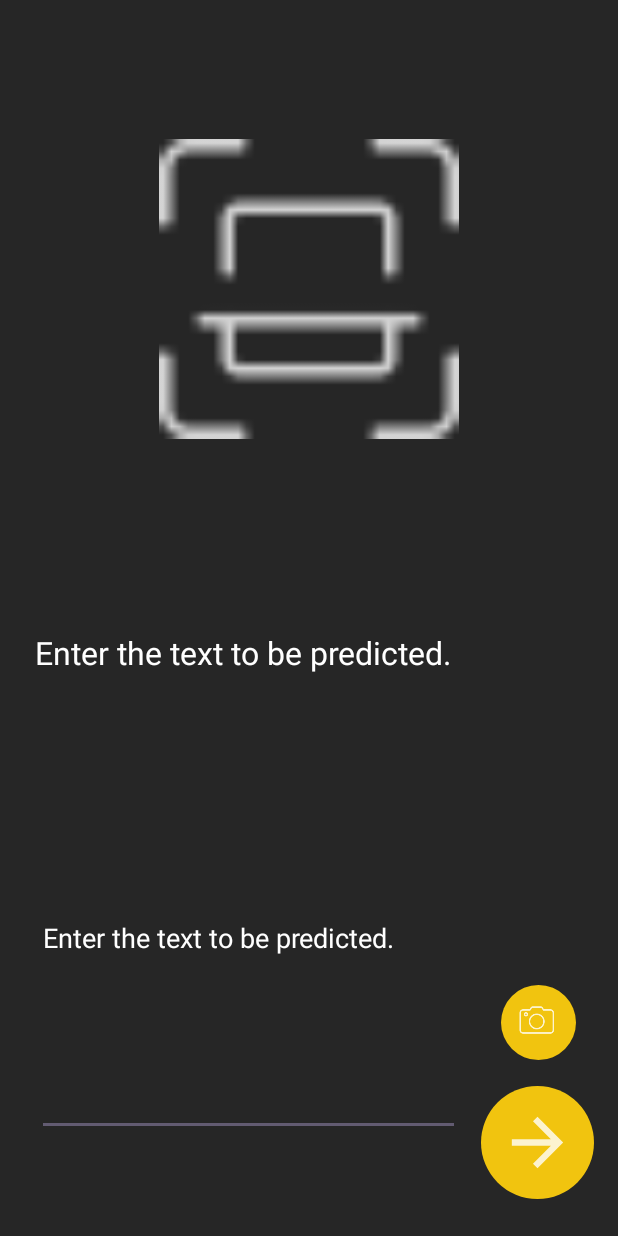
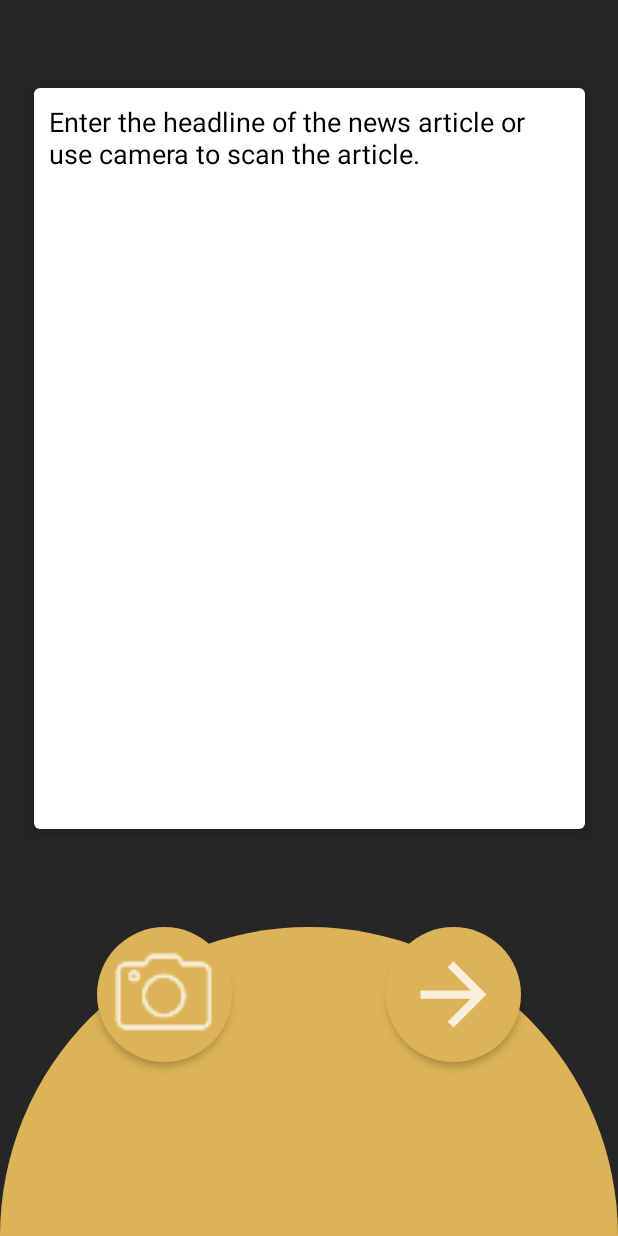
Before and after one commit to ZartDrag/HoaxHound, an Android app: the screen it shows after launch (CameraDetect), on a phone screen of 412 x 824 dp. Run offline under Robolectric (Android 15) with nearby library versions, the phone set to English and light mode, and no system bars; libraries missing offline, so code that uses them is left out: com.google.firebase.ml.

Commit message:
UI OP now

```diff
--- a/app/build.gradle.kts
+++ b/app/build.gradle.kts
@@ -5,12 +5,12 @@ plugins {
 
 android {
     namespace = "com.example.hoaxhound"
-    compileSdk = 33
+    compileSdk = 34
 
     defaultConfig {
         applicationId = "com.example.hoaxhound"
         minSdk = 25
-        targetSdk = 33
+        targetSdk = 34
         versionCode = 1
         versionName = "1.0"
 
--- a/app/src/main/java/com/example/hoaxhound/ApiResponseModel.java
+++ b/app/src/main/java/com/example/hoaxhound/ApiResponseModel.java
@@ -11,7 +11,7 @@ public class ApiResponseModel {
         return response;
     }
 
-//    public void setResponse(String key1) {
-//        this.response = key1;
-//    }
+    public void setResponse(String key1) {
+        this.response = key1;
+    }
 }
--- a/app/src/main/java/com/example/hoaxhound/CameraDetect.java
+++ b/app/src/main/java/com/example/hoaxhound/CameraDetect.java
@@ -17,6 +17,7 @@ import android.os.Bundle;
 import android.provider.MediaStore;
 import android.util.Log;
 import android.view.View;
+import android.view.ViewGroup;
 import android.widget.EditText;
 import android.widget.ImageView;
 import android.widget.LinearLayout;
@@ -58,6 +59,16 @@ public class CameraDetect extends AppCompatActivity {
         captureBtn.setOnClickListener(view -> checkCameraPermission());
         Loading = findViewById(R.id.loading_bar);
         predictBtn.setOnClickListener(v -> predictText());
+
+        int screenHeight = getResources().getDisplayMetrics().heightPixels;
+        ViewGroup.MarginLayoutParams params = (ViewGroup.MarginLayoutParams) TextBox.getLayoutParams();
+        params.height = (int) (screenHeight * 0.6);
+        TextBox.setLayoutParams(params);
+
+        TextView semicircle = findViewById(R.id.textView);
+        params = (ViewGroup.MarginLayoutParams) semicircle.getLayoutParams();
+        params.height = (int) (screenHeight * 0.25);
+        semicircle.setLayoutParams(params);
     }
 
 //    static final int REQUEST_IMAGE_CAPTURE = 1;
--- /dev/null
+++ b/app/src/main/res/drawable/box_shadow.xml
@@ -0,0 +1,79 @@
+<?xml version="1.0" encoding="utf-8"?>
+<layer-list xmlns:android="http://schemas.android.com/apk/res/android">
+
+    <!-- Drop Shadow Stack -->
+<!--    <item>-->
+<!--        <shape>-->
+<!--            <corners android:radius="4dp" />-->
+
+<!--            <padding-->
+<!--                android:bottom="2dp"-->
+<!--                android:left="2dp"-->
+<!--                android:right="2dp"-->
+<!--                android:top="2dp" />-->
+
+<!--            <solid android:color="#20000000" /> &lt;!&ndash; Darker shadow color for black background &ndash;&gt;-->
+<!--        </shape>-->
+<!--    </item>-->
+<!--    <item>-->
+<!--        <shape>-->
+<!--            <corners android:radius="4dp" />-->
+
+<!--            <padding-->
+<!--                android:bottom="2dp"-->
+<!--                android:left="2dp"-->
+<!--                android:right="2dp"-->
+<!--                android:top="2dp" />-->
+
+<!--            <solid android:color="@color/matte_black" /> &lt;!&ndash; Darker shadow color for black background &ndash;&gt;-->
+<!--        </shape>-->
+<!--    </item>-->
+<!--    <item>-->
+<!--        <shape>-->
+<!--            <corners android:radius="4dp" />-->
+
+<!--            <padding-->
+<!--                android:bottom="2dp"-->
+<!--                android:left="2dp"-->
+<!--                android:right="2dp"-->
+<!--                android:top="2dp" />-->
+
+<!--            <solid android:color="#40d5d5d5" />-->
+<!--        </shape>-->
+<!--    </item>-->
+<!--    <item>-->
+<!--        <shape>-->
+<!--            <corners android:radius="6dp" />-->
+
+<!--            <padding-->
+<!--                android:bottom="2dp"-->
+<!--                android:left="2dp"-->
+<!--                android:right="2dp"-->
+<!--                android:top="2dp" />-->
+
+<!--            <solid android:color="#50cbcbcb" />-->
+<!--        </shape>-->
+<!--    </item>-->
+<!--    <item>-->
+<!--        <shape>-->
+<!--            <corners android:radius="4dp" />-->
+
+<!--            <padding-->
+<!--                android:bottom="2dp"-->
+<!--                android:left="2dp"-->
+<!--                android:right="2dp"-->
+<!--                android:top="2dp" />-->
+
+<!--            <solid android:color="#70bababa" />-->
+<!--        </shape>-->
+<!--    </item>-->
+
+<!--    &lt;!&ndash; Background &ndash;&gt;-->
+    <item>
+        <shape>
+            <solid android:color="#FFFFFF" /> <!-- Adjusted to black -->
+            <corners android:radius="4dp" />
+        </shape>
+    </item>
+
+</layer-list>
--- /dev/null
+++ b/app/src/main/res/drawable/semicircle.xml
@@ -0,0 +1,12 @@
+<?xml version="1.0" encoding="utf-8"?>
+<shape
+    xmlns:android="http://schemas.android.com/apk/res/android"
+    android:shape="rectangle">
+    <solid android:color="@color/gold"/>
+    <size
+        android:width="10dp"
+        android:height="5dp"/>
+    <corners
+        android:topLeftRadius="300dp"
+        android:topRightRadius="300dp"/>
+</shape>
--- a/app/src/main/res/layout/activity_camera_detect.xml
+++ b/app/src/main/res/layout/activity_camera_detect.xml
@@ -9,92 +9,115 @@
 
     <ImageView
         android:id="@+id/pic_view"
+        android:elevation="3dp"
         android:layout_width="200dp"
         android:layout_height="200dp"
+        app:layout_constraintBottom_toBottomOf="@+id/textView"
+        app:layout_constraintEnd_toEndOf="parent"
+        app:layout_constraintHorizontal_bias="0.497"
+        app:layout_constraintStart_toStartOf="parent"
+        app:layout_constraintTop_toTopOf="parent"
+        app:layout_constraintVertical_bias="0.862"
         android:contentDescription="@string/image_scanner"
-        android:src="@drawable/image_icon"
+        />
+
+
+    <EditText
+        android:padding="10sp"
+        android:id="@+id/detected_text"
+        android:layout_width="367dp"
+        android:layout_height="347dp"
+        android:layout_margin="21dp"
+        android:autofillHints="@string/text_to_be_predicted"
+        android:background="@drawable/box_shadow"
+        android:elevation="6dp"
+        android:gravity="top|start"
+        android:inputType="textMultiLine|textAutoCorrect"
+        android:text="@string/text_to_be_predicted"
+        android:textColor="@color/black"
         app:layout_constraintBottom_toBottomOf="parent"
         app:layout_constraintEnd_toEndOf="parent"
         app:layout_constraintStart_toStartOf="parent"
         app:layout_constraintTop_toTopOf="parent"
-        app:layout_constraintVertical_bias="0.148" />
+        app:layout_constraintVertical_bias="0.13" />
 
-
-    <TextView
-        android:id="@+id/result_text_box"
-        android:layout_width="wrap_content"
-        android:layout_height="wrap_content"
-        android:text="@string/text_to_be_predicted"
-        android:textColor="@color/white"
-        android:textSize="21sp"
+    <LinearLayout
+        android:id="@+id/capture_dabba"
+        android:layout_width="90dp"
+        android:layout_height="90dp"
+        android:background="@drawable/golden_circle"
+        android:elevation="3dp"
         app:layout_constraintBottom_toBottomOf="parent"
         app:layout_constraintEnd_toEndOf="parent"
-        app:layout_constraintHorizontal_bias="0.175"
+        app:layout_constraintHorizontal_bias="0.2"
         app:layout_constraintStart_toStartOf="parent"
-        app:layout_constraintTop_toTopOf="parent"
-        app:layout_constraintVertical_bias="0.529" />
-
-    <EditText
-        android:id="@+id/detected_text"
-        android:layout_width="282dp"
-        android:layout_height="263dp"
-        android:autofillHints="@string/text_to_be_predicted"
-        android:inputType="textMultiLine|textAutoCorrect"
-        android:text="@string/text_to_be_predicted"
-        android:textColor="@color/white"
-        app:layout_constraintBottom_toBottomOf="parent"
-        app:layout_constraintEnd_toStartOf="@+id/predict_button"
-        app:layout_constraintHorizontal_bias="0.631"
-        app:layout_constraintStart_toStartOf="parent"
-        app:layout_constraintTop_toBottomOf="@+id/pic_view"
-        app:layout_constraintVertical_bias="0.752" />
-
-    <LinearLayout
-        android:layout_width="50dp"
-        android:layout_height="50dp"
-        android:background="@drawable/golden_circle"
-        app:layout_constraintBottom_toTopOf="@+id/predict_button"
-        app:layout_constraintEnd_toEndOf="@+id/predict_button"
-        app:layout_constraintHorizontal_bias="0.52"
-        app:layout_constraintStart_toStartOf="@+id/predict_button"
-        app:layout_constraintTop_toTopOf="parent"
-        app:layout_constraintVertical_bias="0.974">
+        app:layout_constraintTop_toTopOf="@+id/textView"
+        app:layout_constraintVertical_bias="0.0">
 
                 <ImageView
                     android:id="@+id/capture_button"
+                    android:layout_width="90dp"
+                    android:layout_height="90dp"
+                    android:contentDescription="@string/camera_icon"
                     android:padding="12dp"
-                android:layout_width="wrap_content"
-                android:layout_height="wrap_content"
-                android:src="@drawable/camera_icon_white"
-                />
+                    android:src="@drawable/camera_icon_white" />
     </LinearLayout>
 
     <LinearLayout
         android:id="@+id/predict_button"
-        android:layout_width="75dp"
-        android:layout_height="75dp"
+        android:layout_width="90dp"
+        android:layout_height="90dp"
         android:background="@drawable/golden_circle"
-        app:layout_constraintBottom_toBottomOf="parent"
+        android:elevation="3dp"
+        app:layout_constraintBottom_toBottomOf="@+id/textView"
         app:layout_constraintEnd_toEndOf="parent"
-        app:layout_constraintHorizontal_bias="0.952"
+        app:layout_constraintHorizontal_bias="0.8"
         app:layout_constraintStart_toStartOf="parent"
-        app:layout_constraintTop_toTopOf="parent"
-        app:layout_constraintVertical_bias="0.967">
+        app:layout_constraintTop_toTopOf="@+id/textView"
+        app:layout_constraintVertical_bias="0.0">
 
         <ProgressBar
             android:id="@+id/loading_bar"
-            android:layout_width="75dp"
-            android:layout_height="75dp"
+            android:layout_width="90dp"
+            android:layout_height="90dp"
             android:indeterminate="true"
             android:padding="12dp"
             android:visibility="gone" />
 
                 <ImageView
-            android:layout_width="75dp"
-            android:layout_height="75dp"
+                    android:layout_width="90dp"
+                    android:layout_height="90dp"
+                    android:contentDescription="@string/arrow_icon"
                     android:padding="12dp"
                     android:src="@drawable/arrow_right_white" />
     </LinearLayout>
 
 
+    <TextView
+        android:id="@+id/result_text_box"
+        android:layout_width="match_parent"
+        android:layout_height="wrap_content"
+        android:layout_margin="30sp"
+        android:elevation="6dp"
+        android:textAlignment="center"
+        android:textColor="@color/black"
+        android:textSize="21sp"
+        app:layout_constraintBottom_toBottomOf="parent"
+        app:layout_constraintTop_toTopOf="@+id/textView"
+        app:layout_constraintVertical_bias="0.927"
+        tools:layout_editor_absoluteX="30dp" />
+
+    <TextView
+        android:id="@+id/textView"
+        android:layout_width="match_parent"
+        android:layout_height="250dp"
+        android:background="@drawable/semicircle"
+        app:layout_constraintBottom_toBottomOf="parent"
+        app:layout_constraintEnd_toEndOf="parent"
+        app:layout_constraintHorizontal_bias="0.0"
+        app:layout_constraintStart_toStartOf="parent"
+        app:layout_constraintTop_toTopOf="parent"
+        app:layout_constraintVertical_bias="1.0" />
+
+
 </androidx.constraintlayout.widget.ConstraintLayout>
--- a/app/src/main/res/values/colors.xml
+++ b/app/src/main/res/values/colors.xml
@@ -3,6 +3,7 @@
     <color name="black">#FF000000</color>
     <color name="white">#FFFFFFFF</color>
     <color name="matte_black">#262626</color>
-    <color name = "gold">#f1c40f</color>
+    <color name = "gold">#DCB356</color>
     <color name="yellow">#ffa500</color>
+    <color name="grey_100">#F5F5F5</color>
 </resources>
--- a/app/src/main/res/values/strings.xml
+++ b/app/src/main/res/values/strings.xml
@@ -4,8 +4,10 @@
     <string name="detect_text_from_camera">Detect Text From Camera</string>
     <string name="detect_text">Detect Text</string>
     <string name="predict">Predict</string>
-    <string name="text_to_be_predicted">Enter the text to be predicted.</string>
+    <string name="text_to_be_predicted">Enter the headline of the news article or use camera to scan the article.</string>
     <string name="bvicam_logo">BVICAM Logo</string>
     <string name="what_is_fake_news">What is Fake News?</string>
     <string name="image_scanner">Image Scanner</string>
+    <string name="camera_icon">Camera Icon</string>
+    <string name="arrow_icon">Arrow Icon</string>
 </resources>
```
Also changed, not shown: app/src/main/res/drawable-hdpi/image_icon.png, app/src/main/res/drawable-hdpi/recapture_icon.png, app/src/main/res/drawable-mdpi/image_icon.png, app/src/main/res/drawable-mdpi/recapture_icon.png, app/src/main/res/drawable-xhdpi/image_icon.png, app/src/main/res/drawable-xhdpi/recapture_icon.png, app/src/main/res/drawable-xxhdpi/image_icon.png, app/src/main/res/drawable-xxhdpi/recapture_icon.png, app/src/main/res/drawable-xxxhdpi/image_icon.png, app/src/main/res/drawable-xxxhdpi/recapture_icon.png. Lines whose indentation alone changed are shown as unchanged.
